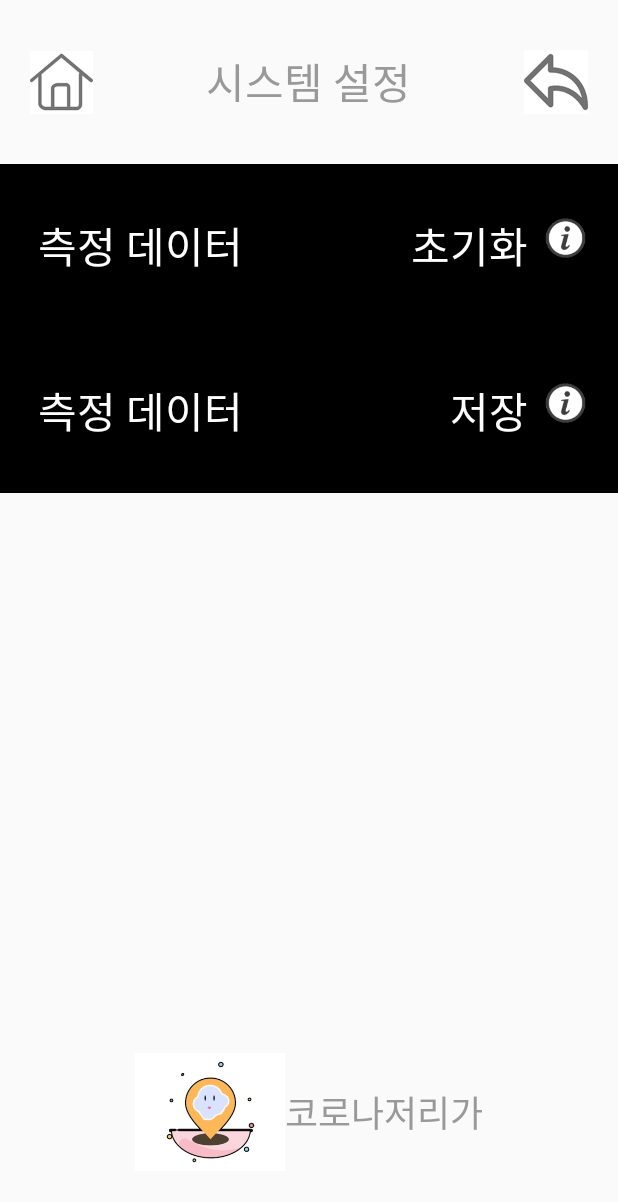
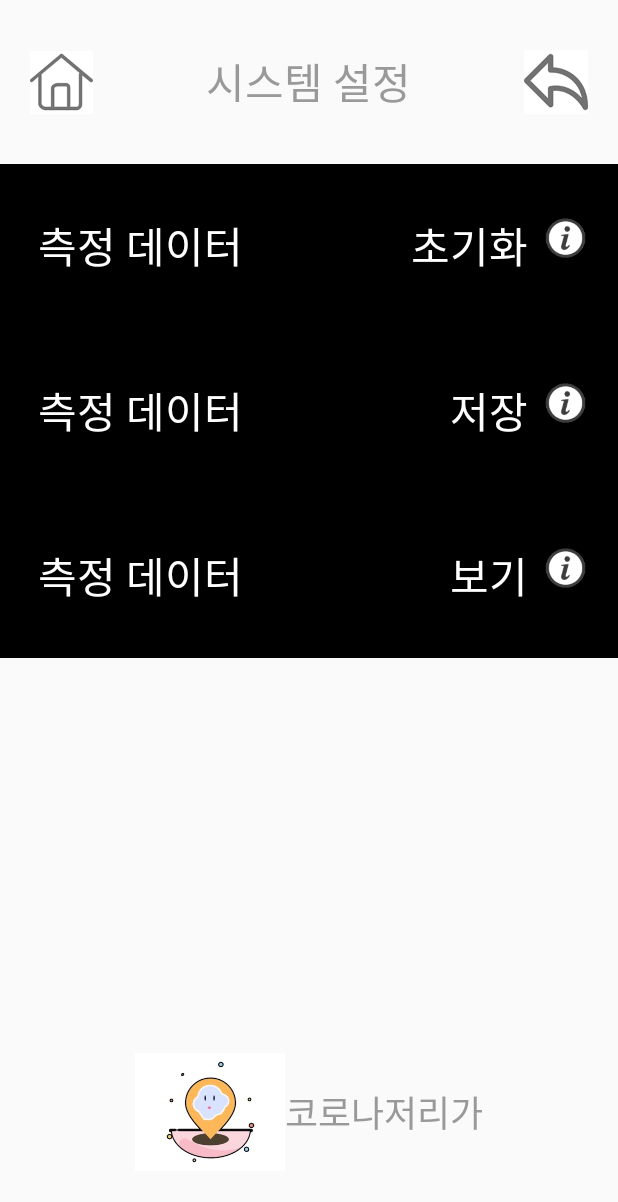
Before and after one commit to onekick/GoAwayCorona, an Android app: the SettingActivity screen opened directly, with no data from a screen before it, on a phone screen of 412 x 824 dp. Shown: the top 1202 px of the screen. Run offline under Robolectric (Android 15) with nearby library versions, the phone set to English and light mode, and no system bars; libraries missing offline, so code that uses them is left out: com.opencsv.

Commit message:
결과보기 기능 추가

```diff
--- a/app/src/main/java/com/cnu/goawaycorona/SettingActivity.java
+++ b/app/src/main/java/com/cnu/goawaycorona/SettingActivity.java
@@ -109,6 +109,18 @@ public class SettingActivity extends Activity {
             }
         });
 
+        // 결과 보기창 띄우기
+        LinearLayout linearLayoutResult = findViewById(R.id.linearLayoutResult);
+        linearLayoutResult.setOnClickListener(new View.OnClickListener() {
+            @Override
+            public void onClick(View view) {
+                Log.i("SettingActivity", "linearLayoutResult clicked.");
+                Intent intent = new Intent(SettingActivity.this, MainActivityResult.class);
+                startActivity(intent);
+            }
+        });
+
+
     }
 
 
--- a/app/src/main/res/layout/activity_setting.xml
+++ b/app/src/main/res/layout/activity_setting.xml
@@ -140,10 +140,55 @@
         </LinearLayout>
     </LinearLayout>
 
+
+    <!-- 3. 측정 값 보기 -->
+    <LinearLayout
+        android:id="@+id/linearLayoutResult"
+        android:layout_width="match_parent"
+        android:layout_height="0dp"
+        android:layout_weight="10"
+        android:orientation="horizontal"
+        android:weightSum="5"
+        android:background="#000000"
+        >
+        <TextView
+            android:layout_width="0dp"
+            android:layout_height="match_parent"
+            android:layout_weight="3"
+            android:text="측정 데이터"
+            android:textColor="#FFFFFF"
+            android:textSize="28dp"
+            android:gravity="left|center_vertical"
+            android:layout_marginLeft="25dp"
+            />
+        <LinearLayout
+            android:layout_width="0dp"
+            android:layout_height="match_parent"
+            android:layout_weight="2"
+            android:gravity="right|center_vertical"
+            >
+            <TextView
+                android:layout_width="wrap_content"
+                android:layout_height="wrap_content"
+                android:text="보기"
+                android:textColor="#FFFFFF"
+                android:textSize="28dp"
+                />
+            <ImageView
+                android:id="@+id/imageViewInfoLevel"
+                android:layout_width="50dp"
+                android:layout_height="50dp"
+                android:src="@drawable/information"
+                android:layout_marginRight="10dp"
+                android:paddingBottom="10dp"
+                />
+        </LinearLayout>
+    </LinearLayout>
+
     <LinearLayout
         android:layout_width="match_parent"
         android:layout_height="0dp"
-        android:layout_weight="30"
+        android:layout_weight="20"
         android:orientation="horizontal"
         >
 
```
Also changed, not shown: app/src/main/AndroidManifest.xml (+7 -5 lines), app/src/main/java/com/cnu/goawaycorona/MainActivityResult.java (added, +20 -0 lines), app/src/main/java/com/cnu/goawaycorona/MyApp.java (+31 -26 lines), app/src/main/res/layout/activity_main_result.xml (added, +13 -0 lines).
